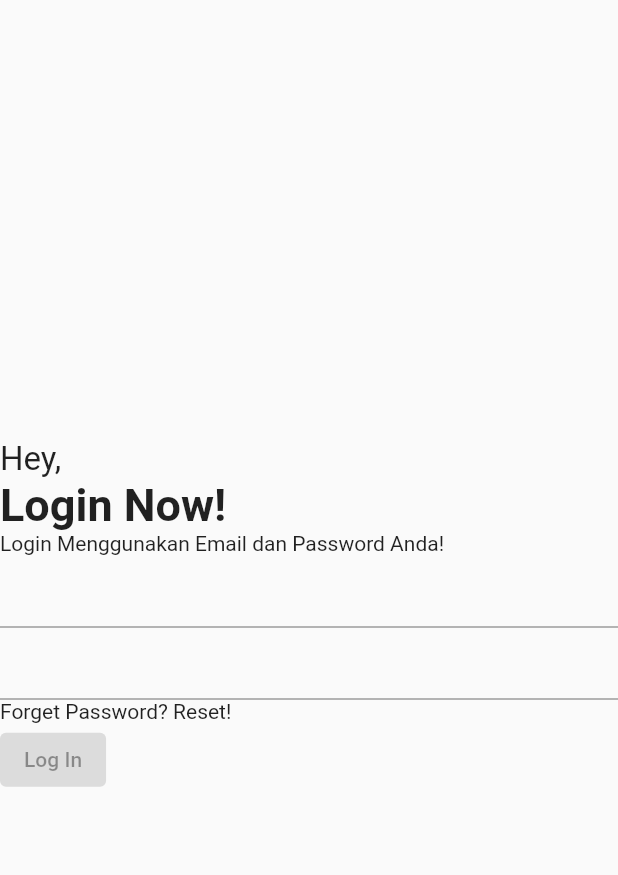
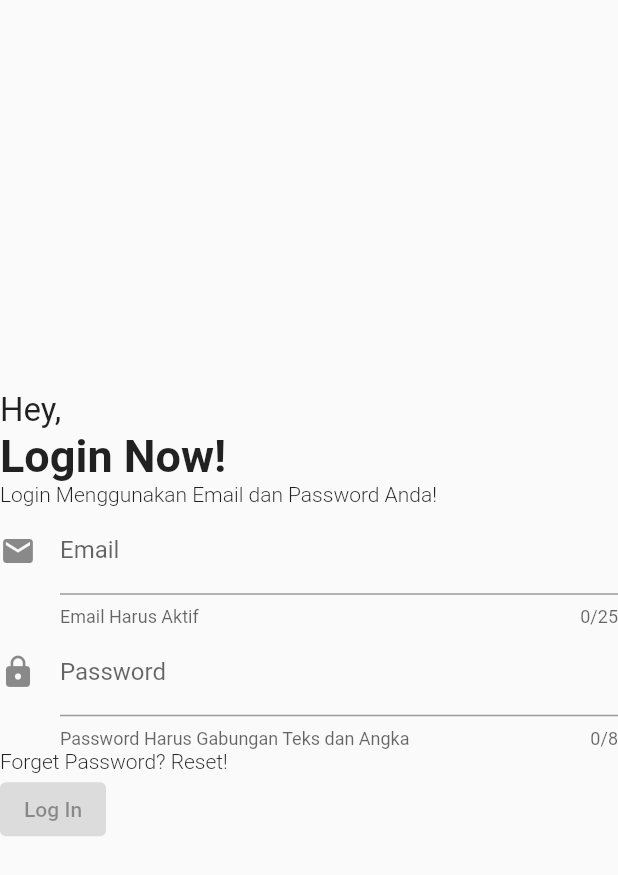
Before and after one commit to Azlan-saja/app_6sic2, a Flutter app: the screen it shows after launch, on a phone screen of 412 x 824 dp. Shown: the top 875 px of the screen. Run offline on Flutter 3.47's test engine with Material 2 defaults, Android fonts, the phone set to English and light mode, and no system bars.

Commit message:
Reseuble TextFormField

```diff
--- a/lib/login.dart
+++ b/lib/login.dart
@@ -10,14 +10,28 @@ class MyLogin extends StatelessWidget {
       body: Column(
         mainAxisAlignment: MainAxisAlignment.center, //Atas-Bawah
         crossAxisAlignment: CrossAxisAlignment.start, //Kiri-Kanan
-        children: const [
-          MyTextSedang(data: 'Hey,'),
-          MyTextBesar(data: 'Login Now!'),
-          MyTextKecil(data: 'Login Menggunakan Email dan Password Anda!'),
-          MyTextFormField(),
-          TextField(),
-          MyTextKecil(data: 'Forget Password? Reset!'),
-          ElevatedButton(onPressed: null, child: Text('Log In')),
+        children: [
+          const MyTextSedang(data: 'Hey,'),
+          const MyTextBesar(data: 'Login Now!'),
+          const MyTextKecil(data: 'Login Menggunakan Email dan Password Anda!'),
+          MyTextFormField(
+            onChanged: (p0) {},
+            keyboardType: TextInputType.emailAddress,
+            maxLength: 25,
+            icon: Icons.email,
+            labelText: 'Email',
+            helperText: 'Email Harus Aktif',
+          ),
+          MyTextFormField(
+            onChanged: (p0) {},
+            keyboardType: TextInputType.visiblePassword,
+            maxLength: 8,
+            icon: Icons.lock,
+            labelText: 'Password',
+            helperText: 'Password Harus Gabungan Teks dan Angka',
+          ),
+          const MyTextKecil(data: 'Forget Password? Reset!'),
+          const ElevatedButton(onPressed: null, child: Text('Log In')),
         ],
       ),
     );
--- a/lib/widget/my_widget.dart
+++ b/lib/widget/my_widget.dart
@@ -54,18 +54,44 @@ class MyTextKecil extends StatelessWidget {
       data,
       style: const TextStyle(
         fontSize: 14.0,
-        fontWeight: FontWeight.normal,
+        fontWeight: FontWeight.w300,
       ),
     );
   }
 }
 
 class MyTextFormField extends StatelessWidget {
-  const MyTextFormField({super.key});
+  final Function(String)? onChanged;
+  final bool obscureText;
+  final TextInputType keyboardType;
+  final int maxLength;
+  final IconData? icon;
+  final String labelText, helperText;
+
+  const MyTextFormField({
+    super.key,
+    required this.onChanged,
+    this.obscureText = false,
+    required this.keyboardType,
+    required this.maxLength,
+    required this.icon,
+    required this.labelText,
+    required this.helperText,
+  });
 
   @override
   Widget build(BuildContext context) {
-    return TextFormField();
+    return TextFormField(
+      onChanged: onChanged,
+      obscureText: obscureText,
+      keyboardType: keyboardType,
+      maxLength: maxLength,
+      decoration: InputDecoration(
+        icon: Icon(icon),
+        labelText: labelText,
+        helperText: helperText,
+      ),
+    );
   }
 }
 
```
